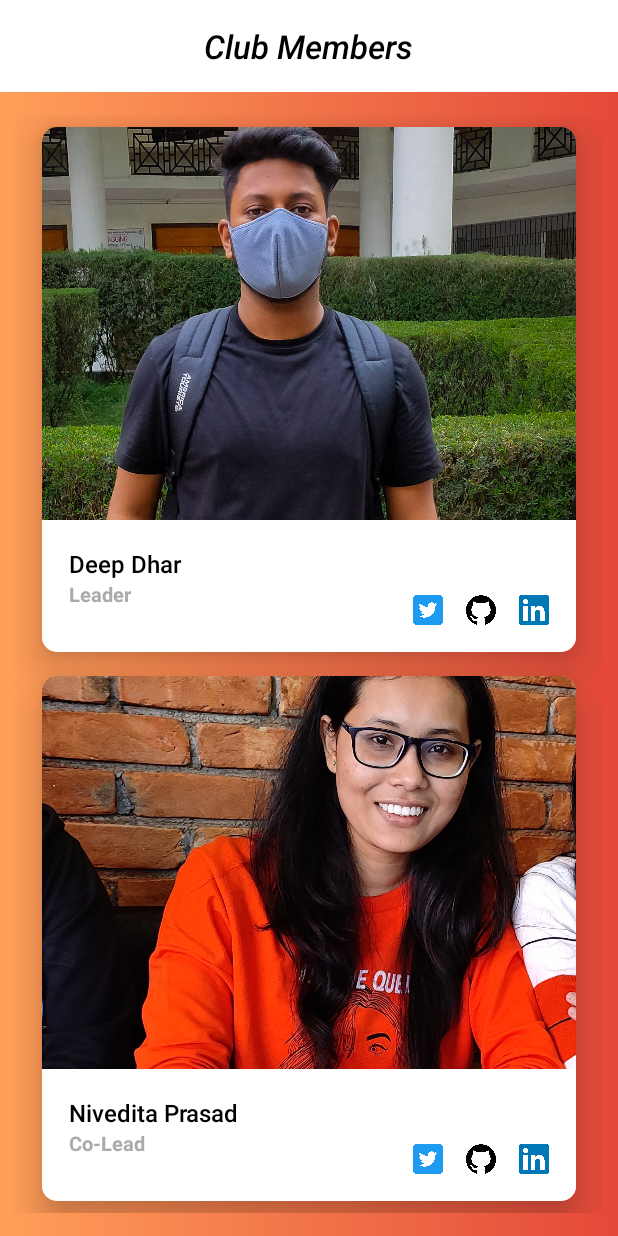
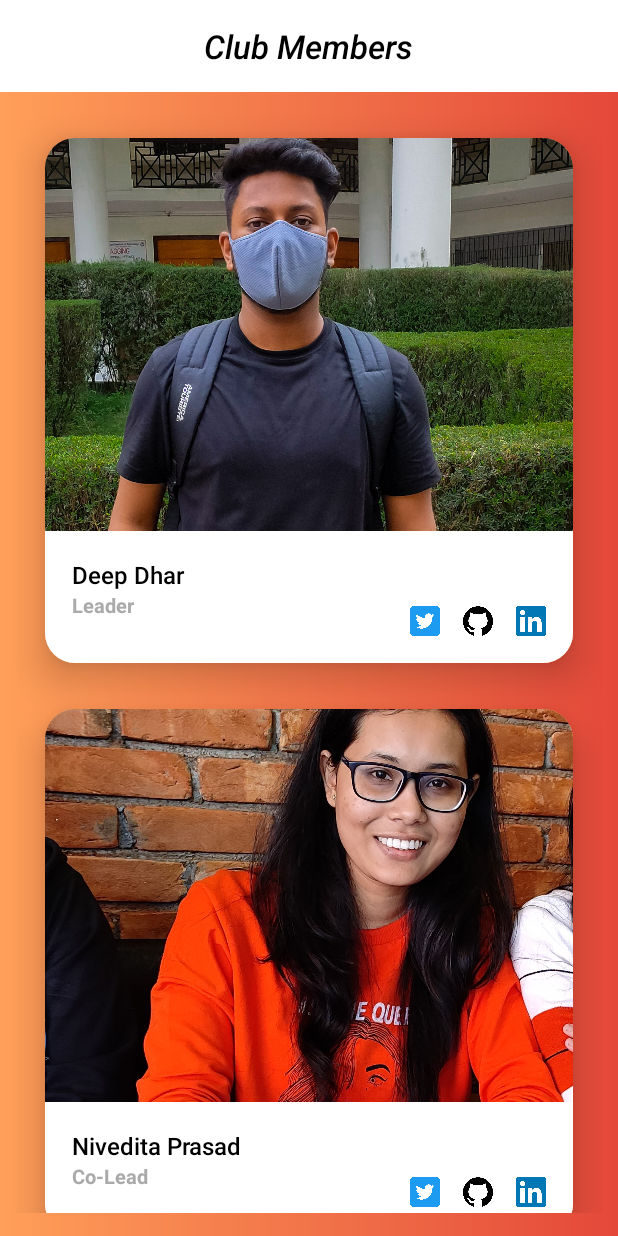
Before and after one commit to deepdhar/Hack-Club-App, an Android app: the MembersActivity screen opened directly, with no data from a screen before it, on a phone screen of 412 x 824 dp. Run offline under Robolectric (Android 15) with nearby library versions, the phone set to English and light mode, and no system bars.

Commit message:
Update members_layout.xml

```diff
--- a/app/src/main/res/layout/members_layout.xml
+++ b/app/src/main/res/layout/members_layout.xml
@@ -6,9 +6,9 @@
     android:layout_width="match_parent"
     android:layout_height="wrap_content"
     app:cardElevation="15dp"
-    app:cardCornerRadius="10dp"
-    android:layout_marginVertical="8dp"
-    android:layout_marginHorizontal="18dp">
+    app:cardCornerRadius="20dp"
+    android:layout_marginVertical="15dp"
+    android:layout_marginHorizontal="20dp">
 
     <LinearLayout
         android:id="@+id/taskRelativeLayout"
@@ -25,7 +25,7 @@
             android:layout_weight="3"
             android:layout_gravity="center"
             android:src="@drawable/sample_image"
-            android:scaleType="centerCrop"/>
+            android:scaleType="centerCrop" />
 
         <LinearLayout
             android:id="@+id/main_layout"
```
